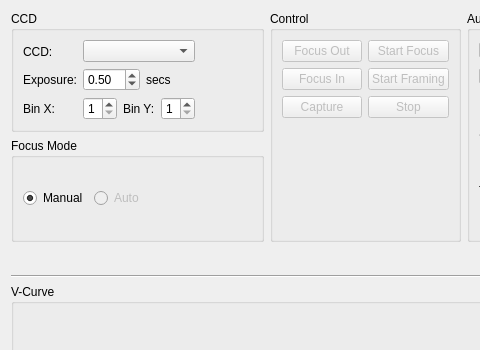
First picture: the form in kstars/ekos/focus.ui, repository KDE/kstars, before the edit; both pictures show x 0 to 480 and y 0 to 350 of the 705 by 579 pixel window.
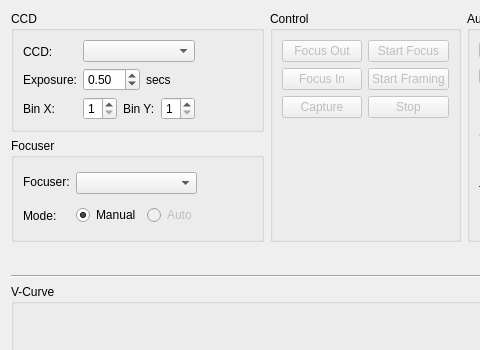
Second picture: the form after the edit. Custom widgets are drawn as their Qt base class.

Commit message: Allow user to select which focuser to use in the Ekos focus module

Diff of the .ui file:
```diff
--- a/kstars/ekos/focus.ui
+++ b/kstars/ekos/focus.ui
@@ -154,8 +154,33 @@
        <item>
         <widget class="QGroupBox" name="groupBox_6">
          <property name="title">
-          <string>Focus Mode</string>
+          <string>Focuser</string>
          </property>
+         <layout class="QHBoxLayout" name="horizontalLayout_10">
+          <item>
+           <layout class="QVBoxLayout" name="verticalLayout_8">
+            <item>
+             <widget class="QLabel" name="label_14">
+              <property name="text">
+               <string>Focuser:</string>
+              </property>
+             </widget>
+            </item>
+            <item>
+             <widget class="QLabel" name="label_15">
+              <property name="text">
+               <string>Mode:</string>
+              </property>
+             </widget>
+            </item>
+           </layout>
+          </item>
+          <item>
+           <layout class="QVBoxLayout" name="verticalLayout_9">
+            <item>
+             <widget class="KComboBox" name="focuserCombo"/>
+            </item>
+            <item>
          <layout class="QHBoxLayout" name="horizontalLayout_2">
           <item>
            <widget class="QRadioButton" name="manualModeR">
@@ -176,6 +201,10 @@
              <string>Auto</string>
             </property>
            </widget>
+              </item>
+             </layout>
+            </item>
+           </layout>
           </item>
           <item>
            <spacer name="horizontalSpacer_5">
```
Lines whose indentation alone changed are shown as unchanged. The commit also changes 3 other files.
